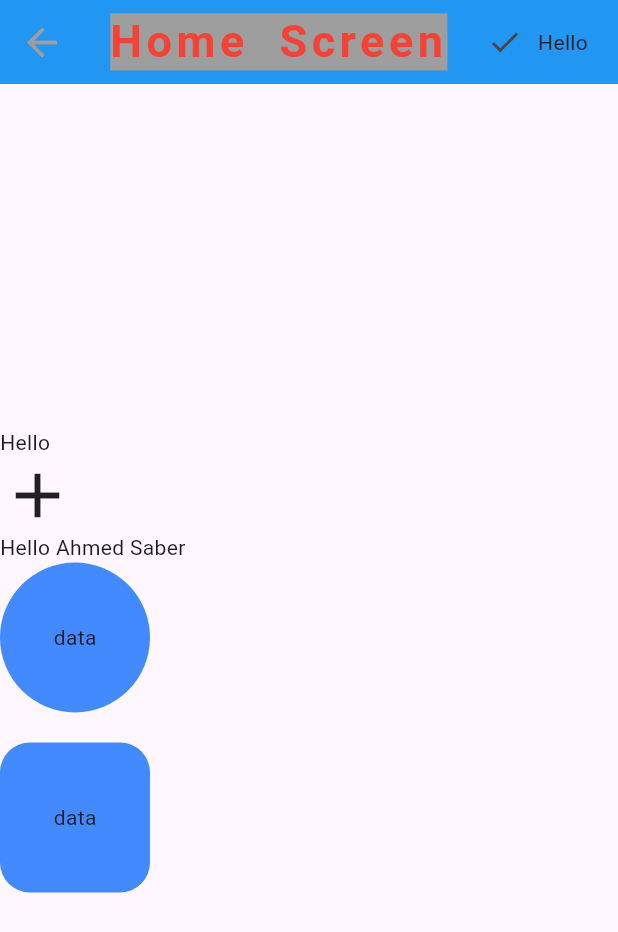
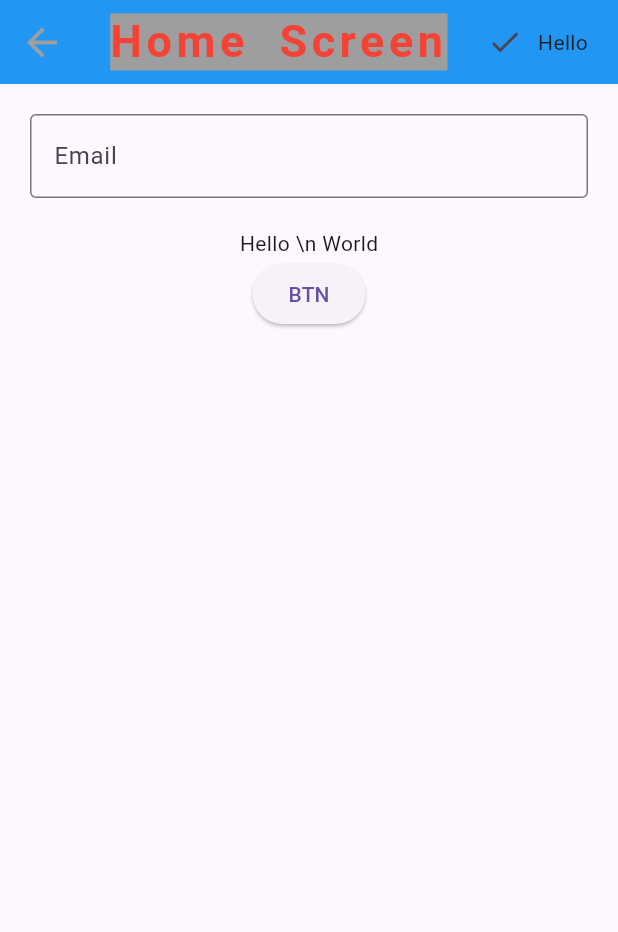
Before and after one commit to a-saber/nti7_flutter, a Flutter app: the screen it shows after launch, on a phone screen of 412 x 824 dp. Shown: the top 932 px of the screen. Run offline on Flutter 3.47's test engine with Material 3 defaults, Android fonts, the phone set to English and light mode, and no system bars.

Commit message:
validator

```diff
--- a/lib/main.dart
+++ b/lib/main.dart
@@ -19,6 +19,9 @@ class MyApp extends StatelessWidget {
 }
 
 class HomeScreen extends StatelessWidget {
+
+  TextEditingController controller = TextEditingController();
+  var formKey = GlobalKey<FormState>();
   @override
   Widget build(BuildContext context) {
     return Scaffold(
@@ -43,44 +46,78 @@ class HomeScreen extends StatelessWidget {
           SizedBox(width: 20,)
         ],
       ),
-      body: Column(
-        // mainAxisSize: MainAxisSize.min,
-        mainAxisAlignment: MainAxisAlignment.center,
-        crossAxisAlignment: CrossAxisAlignment.start,
+      body: Padding(
+        padding: const EdgeInsets.all(20.0),
+        child: Form(
+          key: formKey,
+          child: Column(
+            children: [
+              TextFormField(
+                validator: (String? value){
+                  // if(value?.contains('@')== false){
+                  //   return 'Enter Valid Email';
+                  // }
+                  // return null;
 
-        children: [
-          Text('Hello'),
-          Icon(Icons.add, size: 50,),
-          Text('Hello Ahmed Saber'),
-          Container(
-            width: 100,
-            height: 100,
-            // color: Colors.blueAccent,
-            alignment: Alignment.center, // as wrapping with center
-            decoration: BoxDecoration(
-              color: Colors.blueAccent,
-              shape: BoxShape.circle,
-              // borderRadius: BorderRadius.circular(5)
+                  //  Regex
+                  // ahmed@gmail.com
+                  var emailSimpleRegex = RegExp(r"^[a-zA-Z0-9.a-zA-Z0-9]+@+[a-zA-Z0-9]+\.[a-zA-Z]{2}");
+                  if(!emailSimpleRegex.hasMatch(value??'')){
+                    return 'Enter Valid Email';
+                  }
+                  return null;
+                },
+                controller: controller,
+                decoration: InputDecoration(
+                  labelText: 'Email',
+                  hintText: 'Enter Your Email',
+                  border: OutlineInputBorder(),
+                  focusedBorder: OutlineInputBorder(
+                    borderRadius: BorderRadius.circular(20),
+                    borderSide: BorderSide(
+                      color: Colors.green
+                    )
                   ),
-            child: Text('data'),
+                  disabledBorder: OutlineInputBorder(
+                    borderRadius: BorderRadius.circular(20),
+                    borderSide: BorderSide(
+                        color: Colors.grey
+                    )
+                  )
+                ),
+                // enabled: false,
+                // readOnly: true,
+                // onTap: (){
+                //   // print('Text Field  is Tapped');
+                //   showDatePicker(
+                //     context: context,
+                //     firstDate: DateTime.now(),
+                //     lastDate: DateTime.now().add(Duration(days: 365)),
+                //   );
+                // },
+                onChanged: (String? value){
+                  print(value);
+                },
+
               ),
 
-          SizedBox(height: 20,),
-          Container(
-            width: 100,
-            height: 100,
-            // color: Colors.blueAccent,
-            alignment: Alignment.center, // as wrapping with center
-            decoration: BoxDecoration(
-              color: Colors.blueAccent,
-              // shape: BoxShape.rectangle,
-              borderRadius: BorderRadius.circular(20)
+              SizedBox(
+                height: 20,
               ),
-            child: Text('data'),
-          ),
+              Text(r'Hello \n World'),
 
+              ElevatedButton(onPressed: (){
+                // print(controller.text);
+                if(formKey.currentState?.validate() == true){
+                  // call api();
+                  print('Validated true');
+                  print(controller.text);
+                }
+              }, child: Text('BTN'))
             ],
           ),
+        ),
+      )
     );
   }
 }
```
Lines whose indentation alone changed are shown as unchanged.
